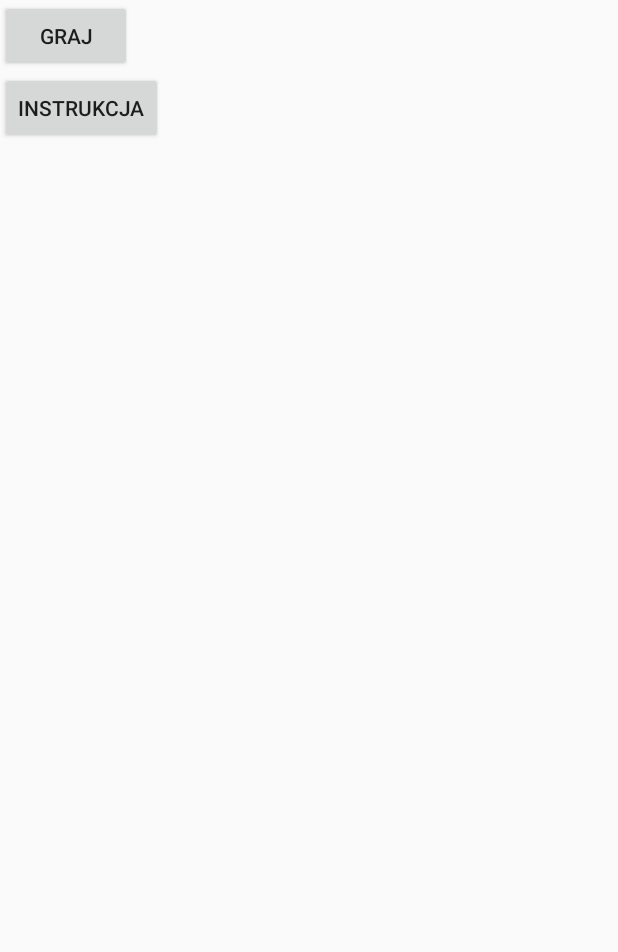
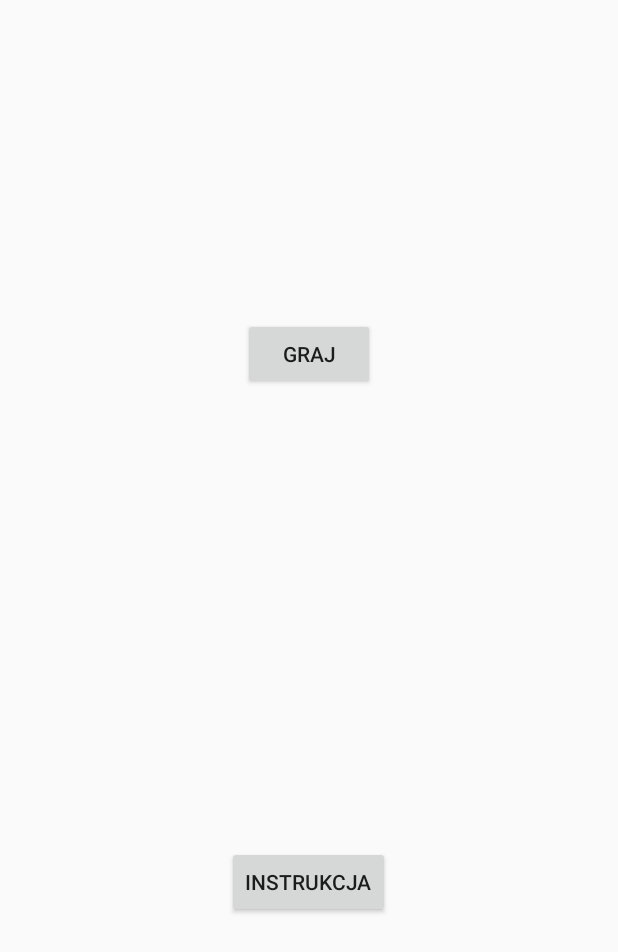
Before and after one commit to PawelNowak1/Latin-Game, an Android app: the screen it shows after launch (MenuActivity), on a phone screen of 412 x 824 dp. Shown: the top 952 px of the screen. Run offline under Robolectric (Android 15) with nearby library versions, the phone set to English and light mode, and no system bars.

```diff
--- a/app/src/main/res/layout/activity_menu.xml
+++ b/app/src/main/res/layout/activity_menu.xml
@@ -7,15 +7,21 @@
     tools:context=".MenuActivity">
 
     <Button
+        android:id="@+id/playBtn"
         android:layout_width="wrap_content"
         android:layout_height="wrap_content"
-        android:text="Graj"
-        android:id="@+id/playBtn"/>
+        android:layout_alignParentTop="true"
+        android:layout_centerHorizontal="true"
+        android:layout_marginTop="212dp"
+        android:text="Graj" />
+
     <Button
+        android:id="@+id/howToPlayBtn"
         android:layout_width="wrap_content"
         android:layout_height="wrap_content"
-        android:text="Instrukcja"
-        android:id="@+id/howToPlayBtn"
-        android:layout_below="@+id/playBtn"/>
+        android:layout_alignParentBottom="true"
+        android:layout_centerHorizontal="true"
+        android:layout_marginBottom="212dp"
+        android:text="Instrukcja" />
 
 </RelativeLayout>
```
Also changed, not shown: app/src/main/java/com/latingame/pawel/latingame/GameActivity.java (+34 -5 lines), app/src/main/java/com/latingame/pawel/latingame/GiveNamesActivity.java (+0 -10 lines), app/src/main/java/com/latingame/pawel/latingame/HowManyPlayersActivity.java (+12 -7 lines), app/src/main/java/com/latingame/pawel/latingame/MenuActivity.java (+5 -2 lines).
